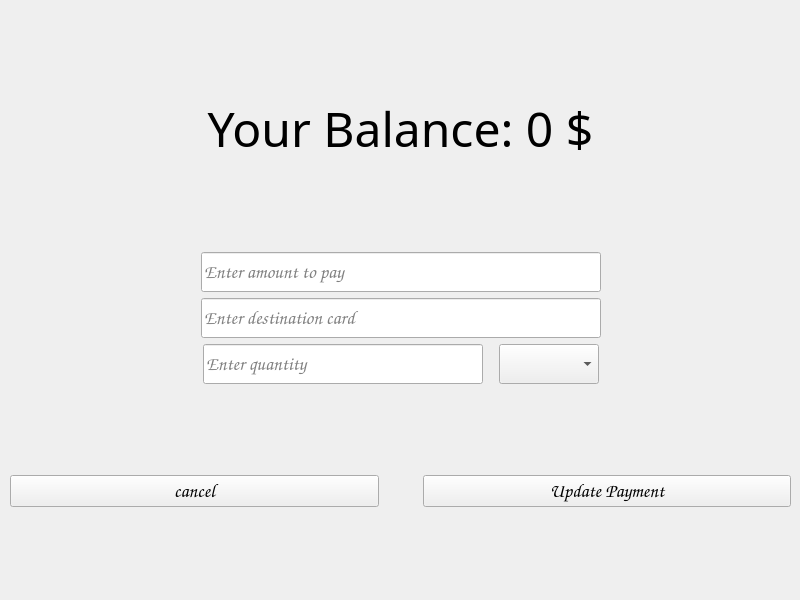
Before: the Qt Designer form frontend/menus/UpdatePaymentMenu/updatepaymentmenu.ui in grytsiuko/QuadroBank, drawn with Qt 5.
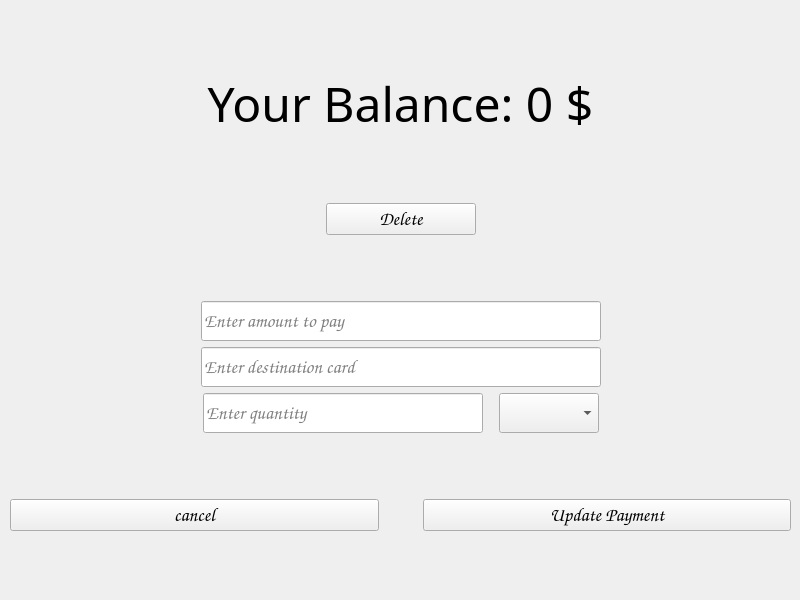
After: the same form once the commit is applied.

Commit message: [Frontend] implemented delete regular payment with backend

```diff
--- a/frontend/menus/UpdatePaymentMenu/updatepaymentmenu.ui
+++ b/frontend/menus/UpdatePaymentMenu/updatepaymentmenu.ui
@@ -61,6 +61,68 @@
       </property>
      </widget>
     </item>
+    <item>
+     <spacer name="verticalSpacer_5">
+      <property name="orientation">
+       <enum>Qt::Vertical</enum>
+      </property>
+      <property name="sizeHint" stdset="0">
+       <size>
+        <width>20</width>
+        <height>40</height>
+       </size>
+      </property>
+     </spacer>
+    </item>
+    <item>
+     <layout class="QHBoxLayout" name="DeleteLayout">
+      <item>
+       <spacer name="horizontalSpacer_9">
+        <property name="orientation">
+         <enum>Qt::Horizontal</enum>
+        </property>
+        <property name="sizeHint" stdset="0">
+         <size>
+          <width>40</width>
+          <height>20</height>
+         </size>
+        </property>
+       </spacer>
+      </item>
+      <item>
+       <widget class="QPushButton" name="delete_button">
+        <property name="sizePolicy">
+         <sizepolicy hsizetype="Fixed" vsizetype="Fixed">
+          <horstretch>0</horstretch>
+          <verstretch>0</verstretch>
+         </sizepolicy>
+        </property>
+        <property name="minimumSize">
+         <size>
+          <width>150</width>
+          <height>0</height>
+         </size>
+        </property>
+        <property name="text">
+         <string>Delete</string>
+        </property>
+       </widget>
+      </item>
+      <item>
+       <spacer name="horizontalSpacer_10">
+        <property name="orientation">
+         <enum>Qt::Horizontal</enum>
+        </property>
+        <property name="sizeHint" stdset="0">
+         <size>
+          <width>40</width>
+          <height>20</height>
+         </size>
+        </property>
+       </spacer>
+      </item>
+     </layout>
+    </item>
     <item>
      <spacer name="verticalSpacer_4">
       <property name="orientation">
```
The commit also changes 5 other files.
